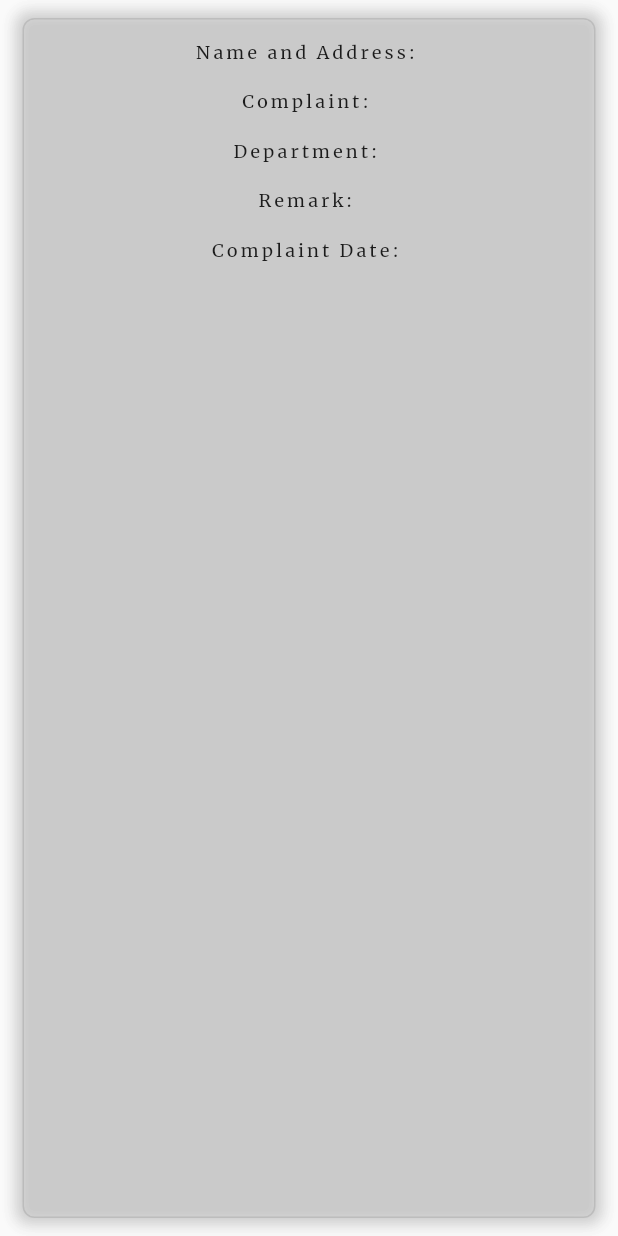
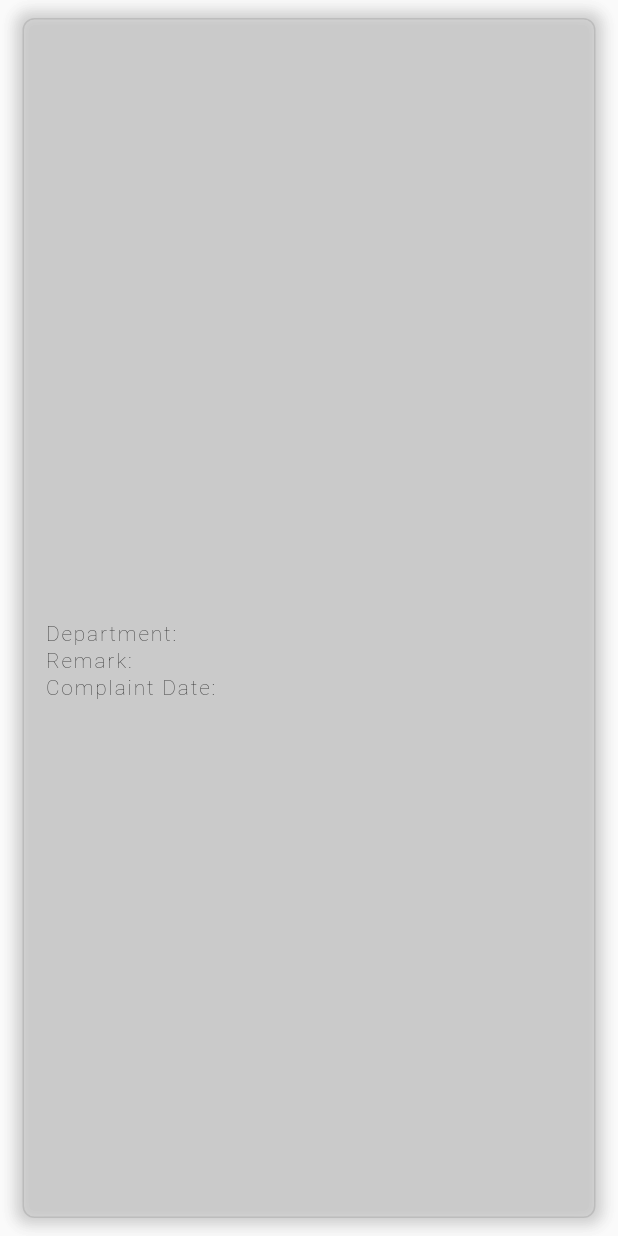
Before and after one commit to RWF-Interns/Complaints-App, a Flutter app: the MyComplaint widget shown alone on an empty page, opened directly with empty values, on a phone screen of 412 x 824 dp. Run offline on Flutter 3.47's test engine with Material 2 defaults, Android fonts, the phone set to English and light mode, and no system bars; our stand-ins replace modal_progress_hud; network calls fail; Roboto replaces fonts that are missing (ProductSans).

```diff
--- a/lib/custom_widgets/my_complaint.dart
+++ b/lib/custom_widgets/my_complaint.dart
@@ -20,7 +20,8 @@ class MyComplaint extends StatelessWidget {
   Widget build(BuildContext context) {
     return GestureDetector(
       child: Container(
-        margin: EdgeInsets.only(left: 15.0, right: 15.0, top: 12.0, bottom: 12.0),
+        margin:
+            EdgeInsets.only(left: 15.0, right: 15.0, top: 12.0, bottom: 12.0),
         padding: EdgeInsets.all(14.0),
         width: double.infinity,
         decoration: BoxDecoration(
@@ -48,36 +49,32 @@ class MyComplaint extends StatelessWidget {
             width: 1.0,
           ),
         ),
-        child: Column(children: <Widget>[
+        child: Column(
+            mainAxisAlignment: MainAxisAlignment.center,
+            children: <Widget>[
               Column(
+                mainAxisAlignment: MainAxisAlignment.center,
                 children: <Widget>[
                   Text(
-                "Name and Address: ",
-                style: kComplaintHeadingStyle,
-              ),
-              Text(
                     nameAdd,
-                style: kComplaintTextStyle,
+                    style: kComplaintTextStyle.copyWith(fontSize: 22.0),
                   ),
                 ],
               ),
               Column(
+                mainAxisAlignment: MainAxisAlignment.center,
                 children: <Widget>[
                   Text(
-                "Complaint: ",
-                style: kComplaintHeadingStyle,
-              ),
-              Text(
                     comp,
-                style: kComplaintTextStyle,
+                    style: kComplaintTextStyle.copyWith(fontSize: 22.0),
                   ),
                 ],
               ),
-          Column(
+              Row(
                 children: <Widget>[
                   Text(
                     "Department: ",
-                style: kComplaintHeadingStyle,
+                    style: kText,
                   ),
                   Text(
                     dept,
@@ -85,11 +82,11 @@ class MyComplaint extends StatelessWidget {
                   ),
                 ],
               ),
-          Column(
+              Row(
                 children: <Widget>[
                   Text(
                     "Remark: ",
-                style: kComplaintHeadingStyle,
+                    style: kText,
                   ),
                   Text(
                     remark,
@@ -97,11 +94,11 @@ class MyComplaint extends StatelessWidget {
                   ),
                 ],
               ),
-          Column(
+              Row(
                 children: <Widget>[
                   Text(
                     "Complaint Date: ",
-                style: kComplaintHeadingStyle,
+                    style: kText,
                   ),
                   Text(
                     dateOfComp,
@@ -126,7 +123,7 @@ void submitMessage(BuildContext context) {
         backgroundColor: Colors.white,
         title: Text("Respond to registered complaint "),
         contentPadding: EdgeInsets.all(30.0),
-        contentTextStyle: kComplaintHeadingStyle,
+        contentTextStyle: kText,
         content: ListView(
           children: [
             Column(
```
Also changed, not shown: lib/custom_widgets/bottom_button.dart (deleted, +0 -49 lines), lib/custom_widgets/button.dart (added, +25 -0 lines), lib/utilities/constants.dart (+46 -4 lines), fonts/ProductSans-Regular.ttf (added). Lines whose indentation alone changed are shown as unchanged.
